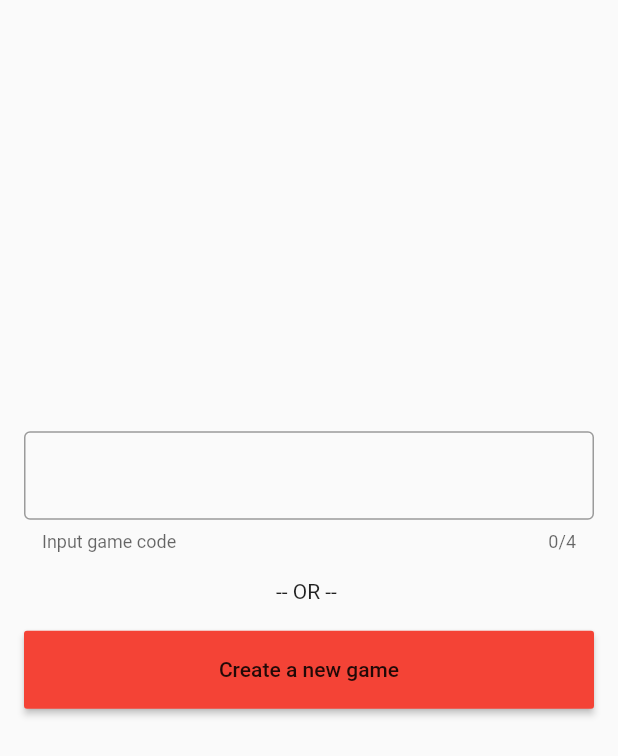
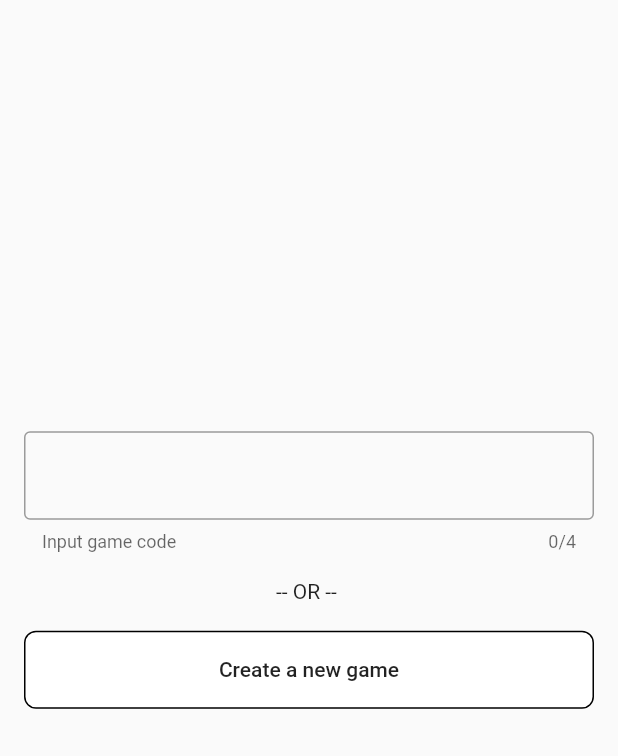
Before and after one commit to alexsullivan114/card-guesses, a Flutter app: the screen it shows after launch, on a phone screen of 412 x 824 dp. Shown: the top 756 px of the screen. Run offline on Flutter 3.47's test engine with Material 2 defaults, Android fonts, the phone set to English and light mode, and no system bars; our stand-ins replace shared_preferences, sliding_up_panel; generated files the repository leaves out were written again.

```diff
--- a/guess_my_cards/lib/setup/CreateGameRoute.dart
+++ b/guess_my_cards/lib/setup/CreateGameRoute.dart
@@ -81,9 +81,12 @@ class _CreateGameRouteState extends State<CreateGameRoute> {
               ),
               SizedBox(
                 width: double.infinity,
-                child: MaterialButton(
-                  color: Colors.red,
+                child: FlatButton(
                   onPressed: handleCreateGamePressed,
+                  color: Colors.white,
+                  shape: RoundedRectangleBorder(
+                      borderRadius: BorderRadius.circular(8.0),
+                      side: BorderSide(color: Colors.black)),
                   child: Padding(
                     padding: const EdgeInsets.all(18.0),
                     child: Text("Create a new game"),
--- a/guess_my_cards/lib/setup/SelectTeamRoute.dart
+++ b/guess_my_cards/lib/setup/SelectTeamRoute.dart
@@ -44,13 +44,14 @@ class SelectTeamRoute extends StatelessWidget {
 
   Widget _teamButton(Team team, BuildContext context) {
     final color = team == Team.Blue ? Colors.blue : Colors.red;
+    final text = team == Team.Blue ? "Blue" : "Red";
     return RaisedButton(
       color: Colors.white,
       shape: RoundedRectangleBorder(
           borderRadius: BorderRadius.circular(18.0),
           side: BorderSide(color: color)),
       child: Text(
-        "${team.toString()} Team",
+        "${text} Team",
         style: TextStyle(color: color),
       ),
       onPressed: () => _handleTeamPressed(team, context),
--- a/guess_my_cards/pubspec.yaml
+++ b/guess_my_cards/pubspec.yaml
@@ -23,6 +23,7 @@ dependencies:
   json_serializable: ^3.2.5
   json_annotation: ^3.0.1
   shared_preferences: ^0.5.6+1
+  sliding_up_panel: ^1.0.0
 
   # The following adds the Cupertino Icons font to your application.
   # Use with the CupertinoIcons class for iOS style icons.
```
Also changed, not shown: guess_my_cards/lib/game/Board.dart (+7 -0 lines), guess_my_cards/pubspec.lock.
